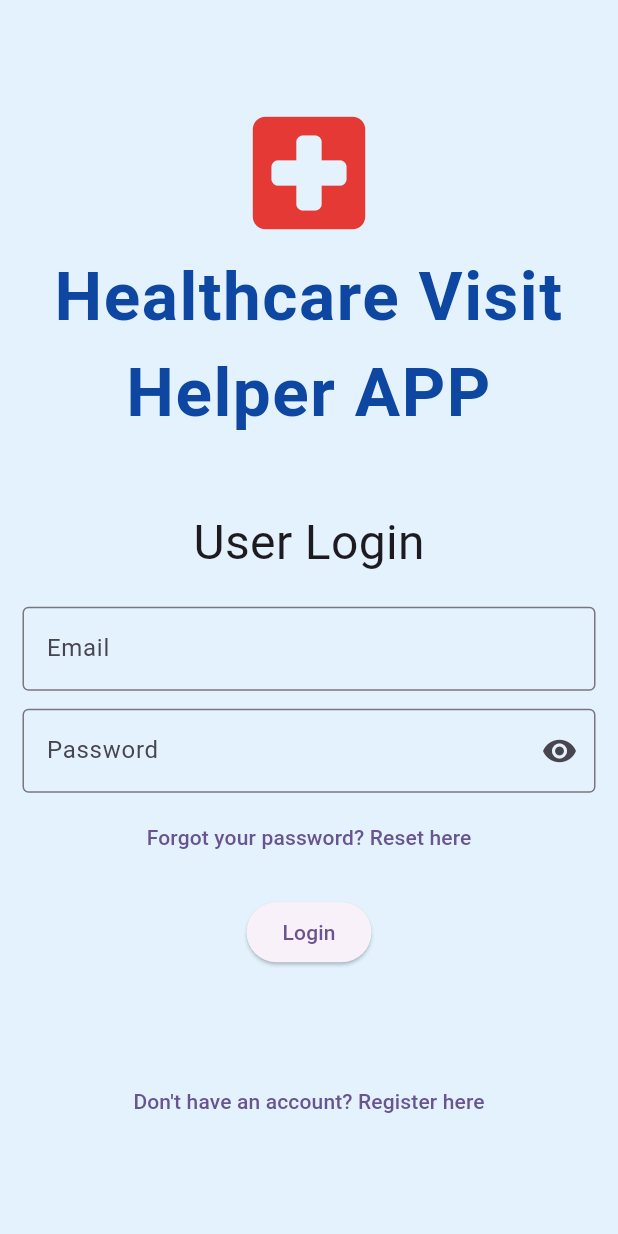
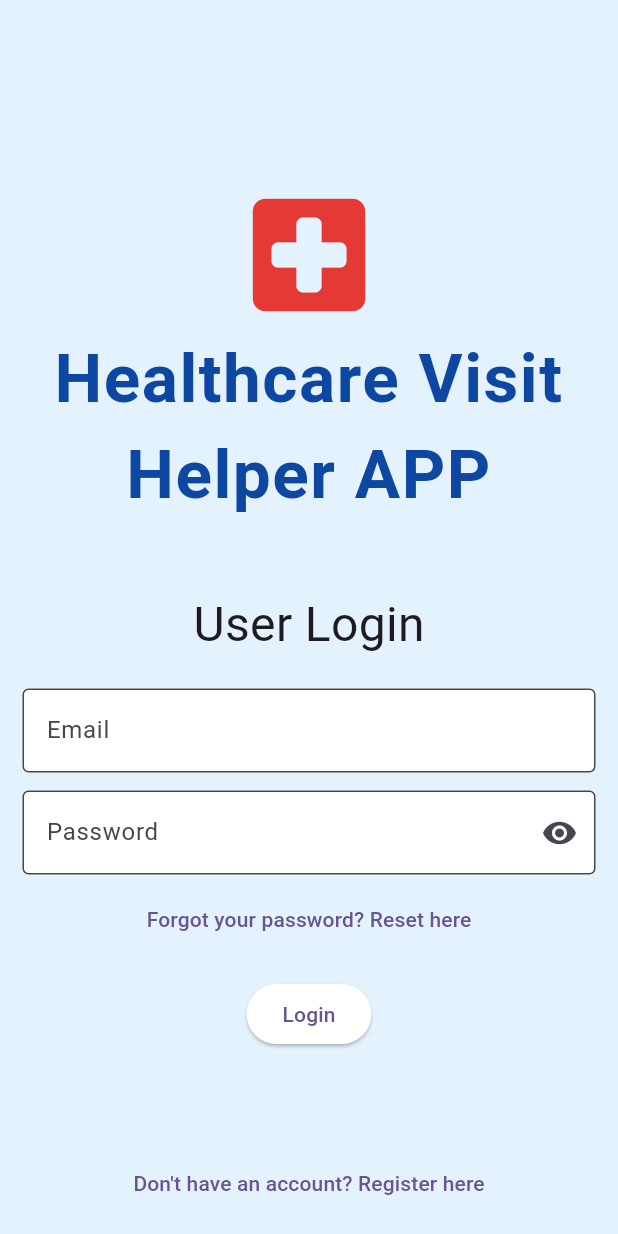
Before and after one commit to limys0713/Flutter_Projects, a Flutter app: the screen it shows after launch, on a phone screen of 412 x 824 dp. Run offline on Flutter 3.47's test engine with Material 3 defaults, Android fonts, the phone set to English and light mode, and no system bars; our stand-ins replace firebase_auth, firebase_core, just_audio; missing offline and left inert: record; accounts and stored records are empty.

Commit message:
Update User Login UI
Solve the overflow problem using SingleChildScrollView() and update the design part

```diff
--- a/finalproject_coursework/lib/userlogin.dart
+++ b/finalproject_coursework/lib/userlogin.dart
@@ -74,9 +74,8 @@ class _UserLoginState extends State<UserLogin> {
       // ),
       backgroundColor: Colors.blue[50],
       // User Login UI
-      body: Center(
-        child: Padding(
-          padding: EdgeInsets.all(15),
+      body: SingleChildScrollView(
+        padding: EdgeInsets.symmetric(vertical: 120, horizontal: 15),
         child: Column(
           mainAxisSize: MainAxisSize.min, // Tells the Column to only occupy as much vertical space as its children need
           children: [
@@ -103,7 +102,9 @@ class _UserLoginState extends State<UserLogin> {
               controller: emailController,  // TextEditingController variable
               decoration: InputDecoration(
                 labelText: 'Email',
-                  border: OutlineInputBorder()
+                border: OutlineInputBorder(),
+                filled: true,
+                fillColor: Colors.white
               ),
             ),
             SizedBox(height: 12),
@@ -114,6 +115,8 @@ class _UserLoginState extends State<UserLogin> {
               decoration: InputDecoration(
                 labelText: 'Password',
                 border: OutlineInputBorder(),
+                filled: true,
+                fillColor: Colors.white,
                 suffixIcon: IconButton(
                     onPressed: (){
                       setState(() {
@@ -138,7 +141,10 @@ class _UserLoginState extends State<UserLogin> {
             /* Login Button */
             ElevatedButton( // A raised button with background colour and elevation
               onPressed: handleLogin, // Passing a function >> run when the button  is pressed // handleLogin(): Calling the function and trying to give its result(void) to onPressed
-                  child: Text('Login')
+              style: ElevatedButton.styleFrom(
+                backgroundColor: Colors.white,
+              ),
+              child: Text('Login'),
             ),
             SizedBox(height: 65),
             TextButton(
@@ -153,7 +159,6 @@ class _UserLoginState extends State<UserLogin> {
           ],
         ),
       ),
-      ),
     );
   }
 }
--- a/finalproject_coursework/pubspec.yaml
+++ b/finalproject_coursework/pubspec.yaml
@@ -61,9 +61,8 @@ flutter:
   uses-material-design: true
 
   # To add assets to your application, add an assets section, like this:
-  # assets:
-  #   - images/a_dot_burr.jpeg
-  #   - images/a_dot_ham.jpeg
+  assets:
+    - assets/images/
 
   # An image asset can refer to one or more resolution-specific "variants", see
   # https://flutter.dev/to/resolution-aware-images
```
Lines whose indentation alone changed are shown as unchanged.
